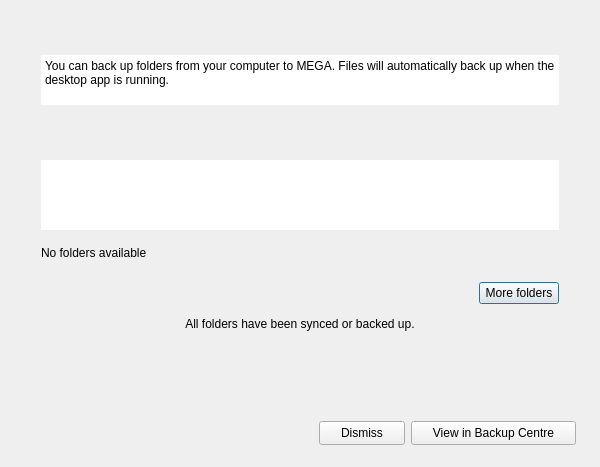
meganz/MEGAsync, file src/MEGASync/syncs/gui/Backups/win/BackupsWizard.ui: the form before one commit.
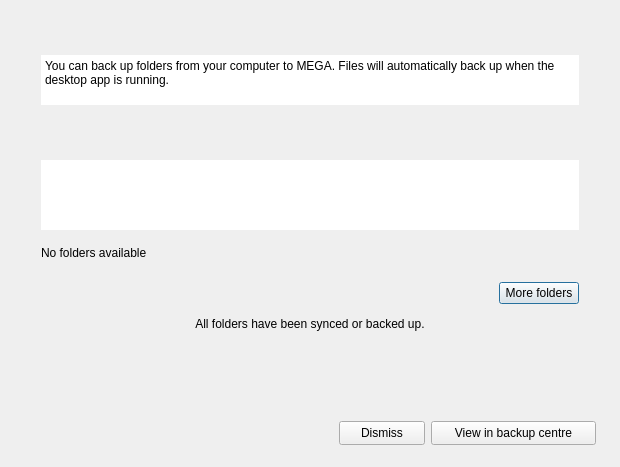
The form after the commit. The open tabs and pages were chosen to show the change. Icons and pictures are not drawn.

Patch:
```diff
--- a/src/MEGASync/syncs/gui/Backups/win/BackupsWizard.ui
+++ b/src/MEGASync/syncs/gui/Backups/win/BackupsWizard.ui
@@ -9,19 +9,19 @@
    <rect>
     <x>0</x>
     <y>0</y>
-    <width>600</width>
+    <width>620</width>
     <height>467</height>
    </rect>
   </property>
   <property name="sizePolicy">
-   <sizepolicy hsizetype="Fixed" vsizetype="Maximum">
+   <sizepolicy hsizetype="Preferred" vsizetype="Preferred">
     <horstretch>0</horstretch>
     <verstretch>0</verstretch>
    </sizepolicy>
   </property>
   <property name="minimumSize">
    <size>
-    <width>600</width>
+    <width>620</width>
     <height>0</height>
    </size>
   </property>
@@ -308,6 +308,9 @@
          <property name="textFormat">
           <enum>Qt::RichText</enum>
          </property>
+         <property name="wordWrap">
+          <bool>true</bool>
+         </property>
         </widget>
        </item>
        <item>
@@ -1272,7 +1275,7 @@
           </size>
          </property>
          <property name="text">
-          <string>View in Backup Centre</string>
+          <string>View in backup centre</string>
          </property>
         </widget>
        </item>
```
